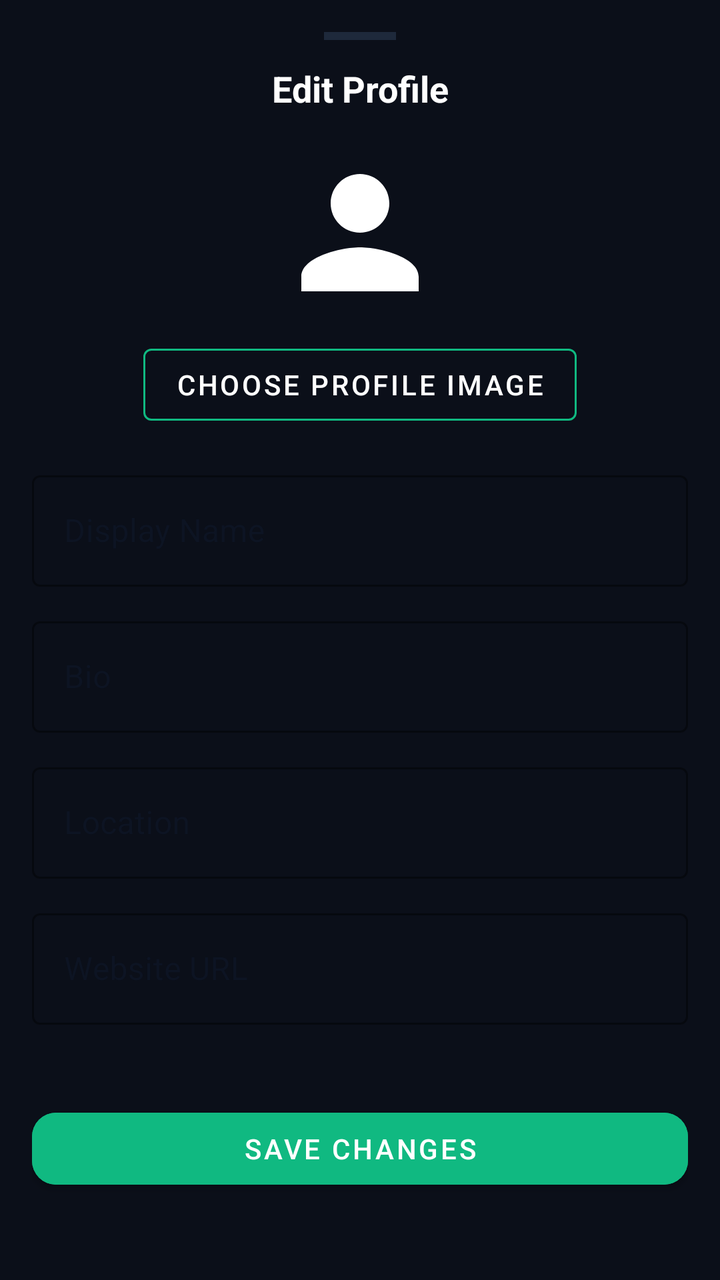
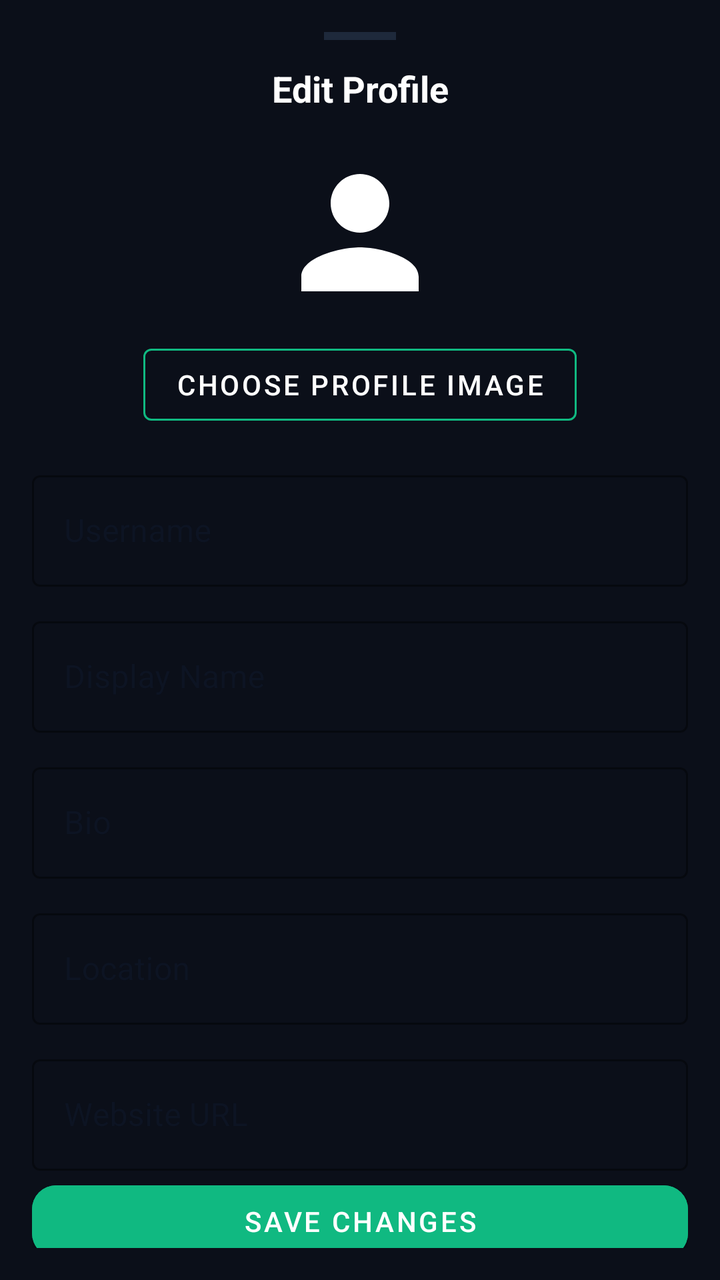

Compare the two renders of this Android layout. The source of the first and the diff that turns it into the second are given below.
<!-- AndroidManifest.xml: application theme Theme.Nexa -->
<!-- res/layout/dialog_edit_profile.xml -->
<?xml version="1.0" encoding="utf-8"?>
<androidx.constraintlayout.widget.ConstraintLayout xmlns:android="http://schemas.android.com/apk/res/android"
    xmlns:app="http://schemas.android.com/apk/res-auto"
    android:layout_width="match_parent"
    android:layout_height="wrap_content"
    android:background="@color/background_dark"
    android:padding="16dp">

    <View
        android:id="@+id/dragHandle"
        android:layout_width="36dp"
        android:layout_height="4dp"
        android:background="@color/border_dark"
        app:layout_constraintEnd_toEndOf="parent"
        app:layout_constraintStart_toStartOf="parent"
        app:layout_constraintTop_toTopOf="parent" />

    <TextView
        android:id="@+id/tvEditProfileTitle"
        android:layout_width="wrap_content"
        android:layout_height="wrap_content"
        android:layout_marginTop="12dp"
        android:text="Edit Profile"
        android:textColor="@color/text_white"
        android:textSize="18sp"
        android:textStyle="bold"
        app:layout_constraintEnd_toEndOf="parent"
        app:layout_constraintStart_toStartOf="parent"
        app:layout_constraintTop_toBottomOf="@id/dragHandle" />

    <com.google.android.material.imageview.ShapeableImageView
        android:id="@+id/ivProfilePreview"
        android:layout_width="88dp"
        android:layout_height="88dp"
        android:layout_marginTop="16dp"
        android:contentDescription="Profile image"
        android:scaleType="centerCrop"
        android:src="@drawable/ic_profile"
        app:layout_constraintEnd_toEndOf="parent"
        app:layout_constraintStart_toStartOf="parent"
        app:layout_constraintTop_toBottomOf="@id/tvEditProfileTitle"
        app:shapeAppearanceOverlay="@style/ShapeAppearanceOverlay.App.CornerSize50Percent" />

    <com.google.android.material.button.MaterialButton
        android:id="@+id/btnChooseProfileImage"
        style="@style/Widget.MaterialComponents.Button.OutlinedButton"
        android:layout_width="wrap_content"
        android:layout_height="wrap_content"
        android:layout_marginTop="8dp"
        android:text="Choose Profile Image"
        android:textColor="@color/text_white"
        app:layout_constraintEnd_toEndOf="parent"
        app:layout_constraintStart_toStartOf="parent"
        app:layout_constraintTop_toBottomOf="@id/ivProfilePreview"
        app:strokeColor="@color/brand_emerald" />

    <com.google.android.material.textfield.TextInputLayout
        android:id="@+id/tilDisplayName"
        style="@style/Widget.MaterialComponents.TextInputLayout.OutlinedBox"
        android:layout_width="match_parent"
        android:layout_height="wrap_content"
        android:layout_marginTop="16dp"
        android:hint="Display Name"
        app:boxStrokeColor="@color/brand_emerald"
        app:layout_constraintTop_toBottomOf="@id/btnChooseProfileImage">

        <com.google.android.material.textfield.TextInputEditText
            android:id="@+id/etDisplayName"
            android:layout_width="match_parent"
            android:layout_height="wrap_content"
            android:inputType="textPersonName"
            android:textColor="@color/text_white" />
    </com.google.android.material.textfield.TextInputLayout>

    <com.google.android.material.textfield.TextInputLayout
        android:id="@+id/tilBio"
        style="@style/Widget.MaterialComponents.TextInputLayout.OutlinedBox"
        android:layout_width="match_parent"
        android:layout_height="wrap_content"
        android:layout_marginTop="12dp"
        android:hint="Bio"
        app:boxStrokeColor="@color/brand_emerald"
        app:layout_constraintTop_toBottomOf="@id/tilDisplayName">

        <com.google.android.material.textfield.TextInputEditText
            android:id="@+id/etBio"
            android:layout_width="match_parent"
            android:layout_height="wrap_content"
            android:inputType="textMultiLine"
            android:maxLines="4"
            android:textColor="@color/text_white" />
    </com.google.android.material.textfield.TextInputLayout>

    <com.google.android.material.textfield.TextInputLayout
        android:id="@+id/tilLocation"
        style="@style/Widget.MaterialComponents.TextInputLayout.OutlinedBox"
        android:layout_width="match_parent"
        android:layout_height="wrap_content"
        android:layout_marginTop="12dp"
        android:hint="Location"
        app:boxStrokeColor="@color/brand_emerald"
        app:layout_constraintTop_toBottomOf="@id/tilBio">

        <com.google.android.material.textfield.TextInputEditText
            android:id="@+id/etLocation"
            android:layout_width="match_parent"
            android:layout_height="wrap_content"
            android:inputType="text"
            android:textColor="@color/text_white" />
    </com.google.android.material.textfield.TextInputLayout>

    <com.google.android.material.textfield.TextInputLayout
        android:id="@+id/tilWebsite"
        style="@style/Widget.MaterialComponents.TextInputLayout.OutlinedBox"
        android:layout_width="match_parent"
        android:layout_height="wrap_content"
        android:layout_marginTop="12dp"
        android:hint="Website URL"
        app:boxStrokeColor="@color/brand_emerald"
        app:layout_constraintTop_toBottomOf="@id/tilLocation">

        <com.google.android.material.textfield.TextInputEditText
            android:id="@+id/etWebsite"
            android:layout_width="match_parent"
            android:layout_height="wrap_content"
            android:inputType="textUri"
            android:textColor="@color/text_white" />
    </com.google.android.material.textfield.TextInputLayout>

    <com.google.android.material.button.MaterialButton
        android:id="@+id/btnSaveProfile"
        android:layout_width="match_parent"
        android:layout_height="wrap_content"
        android:layout_marginTop="20dp"
        android:layout_marginBottom="8dp"
        android:backgroundTint="@color/brand_emerald"
        android:text="Save Changes"
        android:textColor="@color/text_white"
        app:cornerRadius="12dp"
        app:layout_constraintBottom_toBottomOf="parent"
        app:layout_constraintTop_toBottomOf="@id/tilWebsite" />

</androidx.constraintlayout.widget.ConstraintLayout>
<!-- resources referenced by this layout -->
<resources>
  <color name="background_dark">#0B0F19</color>
  <color name="border_dark">#1E293B</color>
  <color name="brand_emerald">#10B981</color>
  <color name="text_white">#FFFFFF</color>
  <!-- drawable ic_profile (drawable) -->
  <vector xmlns:android="http://schemas.android.com/apk/res/android"
      android:width="24dp"
      android:height="24dp"
      android:viewportWidth="24"
      android:viewportHeight="24">
      <path
          android:fillColor="#FFFFFFFF"
          android:pathData="M12,12c2.21,0 4,-1.79 4,-4s-1.79,-4 -4,-4 -4,1.79 -4,4 1.79,4 4,4zM12,14c-2.67,0 -8,1.34 -8,4v2h16v-2c0,-2.66 -5.33,-4 -8,-4z" />
  </vector>
  <style name="ShapeAppearanceOverlay.App.CornerSize50Percent" parent="">
          <item name="cornerSize">50%</item>
      </style>
  <style name="Theme.Nexa" parent="Theme.MaterialComponents.DayNight.NoActionBar">
          
          <item name="colorPrimary">@color/brand_primary</item>
          <item name="colorPrimaryVariant">@color/brand_primary_dark</item>
          <item name="colorOnPrimary">@color/text_white</item>
          
          <item name="colorSecondary">@color/brand_cyan</item>
          <item name="colorSecondaryVariant">@color/brand_emerald</item>
          <item name="colorOnSecondary">@color/text_white</item>
          
          <item name="android:windowBackground">@color/background_light</item>
          <item name="colorSurface">@color/background_card_day</item>
          <item name="colorOnSurface">@color/text_dark_primary</item>
          <item name="colorOnBackground">@color/text_dark_primary</item>
          <item name="android:textColorPrimary">@color/text_dark_primary</item>
          <item name="android:textColorSecondary">@color/text_dark_secondary</item>
          <item name="android:statusBarColor">@color/background_light</item>
          <item name="android:windowLightStatusBar">true</item>
          <item name="android:navigationBarColor">@color/background_card_day</item>
      </style>
  <color name="brand_primary">#6366F1</color>
  <color name="brand_primary_dark">#4F46E5</color>
  <color name="brand_cyan">#06B6D4</color>
  <color name="background_light">#F8FAFC</color>
  <color name="background_card_day">#FFFFFF</color>
  <color name="text_dark_primary">#0F172A</color>
  <color name="text_dark_secondary">#475569</color>
</resources>

<!-- the commit's change to res/layout/dialog_edit_profile.xml (unified diff, before → after) -->
@@ -55,14 +55,33 @@
         app:strokeColor="@color/brand_emerald" />
 
     <com.google.android.material.textfield.TextInputLayout
+        android:id="@+id/tilUsername"
+        style="@style/Widget.MaterialComponents.TextInputLayout.OutlinedBox"
+        android:layout_width="match_parent"
+        android:layout_height="wrap_content"
+        android:layout_marginTop="16dp"
+        android:hint="Username"
+        app:prefixText="@"
+        app:boxStrokeColor="@color/brand_emerald"
+        app:layout_constraintTop_toBottomOf="@id/btnChooseProfileImage">
+
+        <com.google.android.material.textfield.TextInputEditText
+            android:id="@+id/etUsername"
+            android:layout_width="match_parent"
+            android:layout_height="wrap_content"
+            android:inputType="textNoSuggestions"
+            android:textColor="@color/text_white" />
+    </com.google.android.material.textfield.TextInputLayout>
+
+    <com.google.android.material.textfield.TextInputLayout
         android:id="@+id/tilDisplayName"
         style="@style/Widget.MaterialComponents.TextInputLayout.OutlinedBox"
         android:layout_width="match_parent"
         android:layout_height="wrap_content"
-        android:layout_marginTop="16dp"
+        android:layout_marginTop="12dp"
         android:hint="Display Name"
         app:boxStrokeColor="@color/brand_emerald"
-        app:layout_constraintTop_toBottomOf="@id/btnChooseProfileImage">
+        app:layout_constraintTop_toBottomOf="@id/tilUsername">
 
         <com.google.android.material.textfield.TextInputEditText
             android:id="@+id/etDisplayName"
